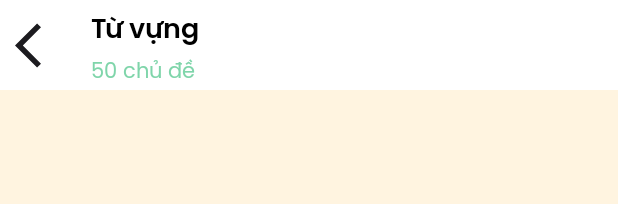
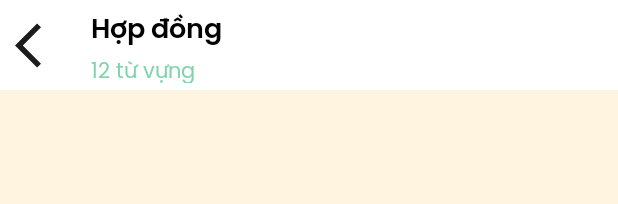
Before and after one commit to khoa083/toeicKblack, an Android app: the layout fragment_vocab_data.xml on its own in the app's theme, with its tools: preview values and no code run, on a phone screen of 412 x 824 dp. Shown: the top 204 px of the screen. Run offline under Robolectric (Android 15) with nearby library versions, the phone set to English and light mode, and no system bars.

Commit message:
done 71.5 percent

```diff
--- a/app/build.gradle.kts
+++ b/app/build.gradle.kts
@@ -49,7 +49,7 @@ android {
 dependencies {
 
     val lifecycle_version = "2.7.0"
-    val nav_version = "2.7.6"
+    val nav_version = "2.7.7"
 
     implementation("androidx.navigation:navigation-fragment-ktx:$nav_version")
     implementation("androidx.navigation:navigation-ui-ktx:$nav_version")
--- a/app/src/main/res/layout/fragment_vocab_data.xml
+++ b/app/src/main/res/layout/fragment_vocab_data.xml
@@ -47,7 +47,7 @@
                     android:layout_width="wrap_content"
                     android:layout_height="wrap_content"
                     android:fontFamily="@font/poppins_semibold"
-                    android:text="Từ vựng"
+                    android:text="Hợp đồng"
                     android:textColor="@color/black"
                     android:textSize="18sp" />
 
@@ -56,7 +56,7 @@
                     android:layout_width="wrap_content"
                     android:layout_height="wrap_content"
                     android:fontFamily="@font/poppins_regular"
-                    android:text="50 chủ đề"
+                    android:text="12 từ vựng"
                     android:textColor="#7FD5AA"
                     android:textSize="14sp" />
             </LinearLayout>
--- a/build.gradle.kts
+++ b/build.gradle.kts
@@ -11,5 +11,5 @@ plugins {
 //    id ("com.android.library") version ("8.1.0") apply false
     id ("org.jetbrains.kotlin.android") version ("1.8.10") apply false
     id ("com.google.dagger.hilt.android") version ("2.50") apply false
-    id ("androidx.navigation.safeargs") version ("2.7.3") apply false
+    id ("androidx.navigation.safeargs") version ("2.7.7") apply false
 }
```
Also changed, not shown: app/src/main/java/com/khoa/demotoeictest/screen/vocab/VocabDataFragment.kt (+20 -20 lines), gradle/wrapper/gradle-wrapper.properties.
